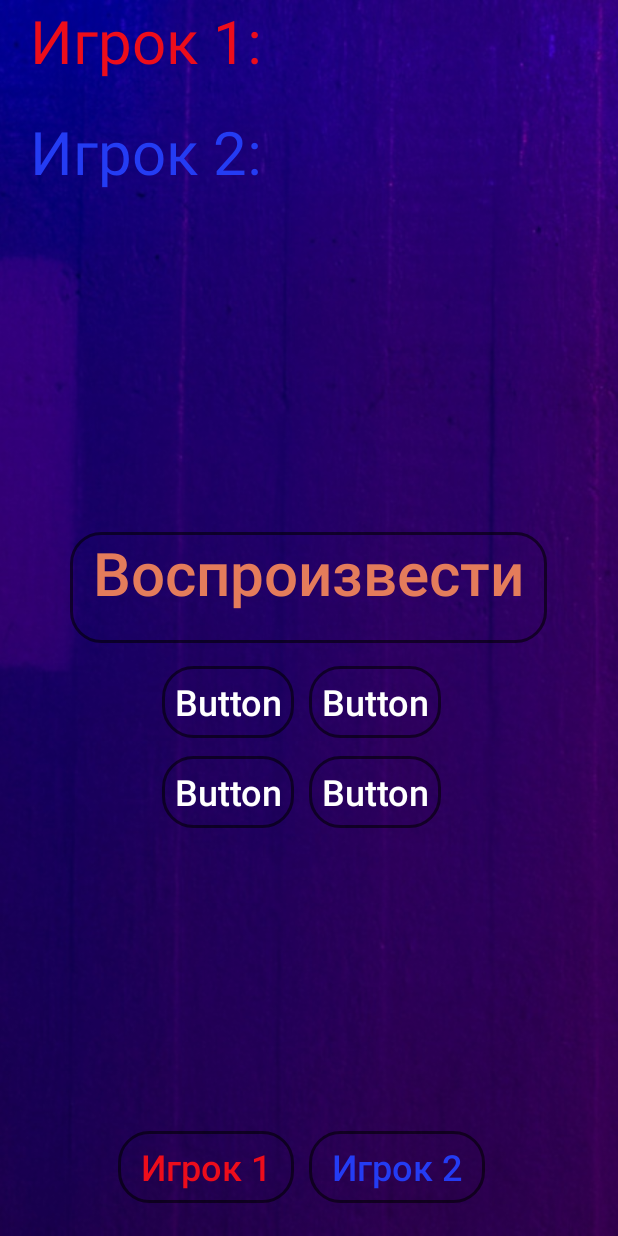
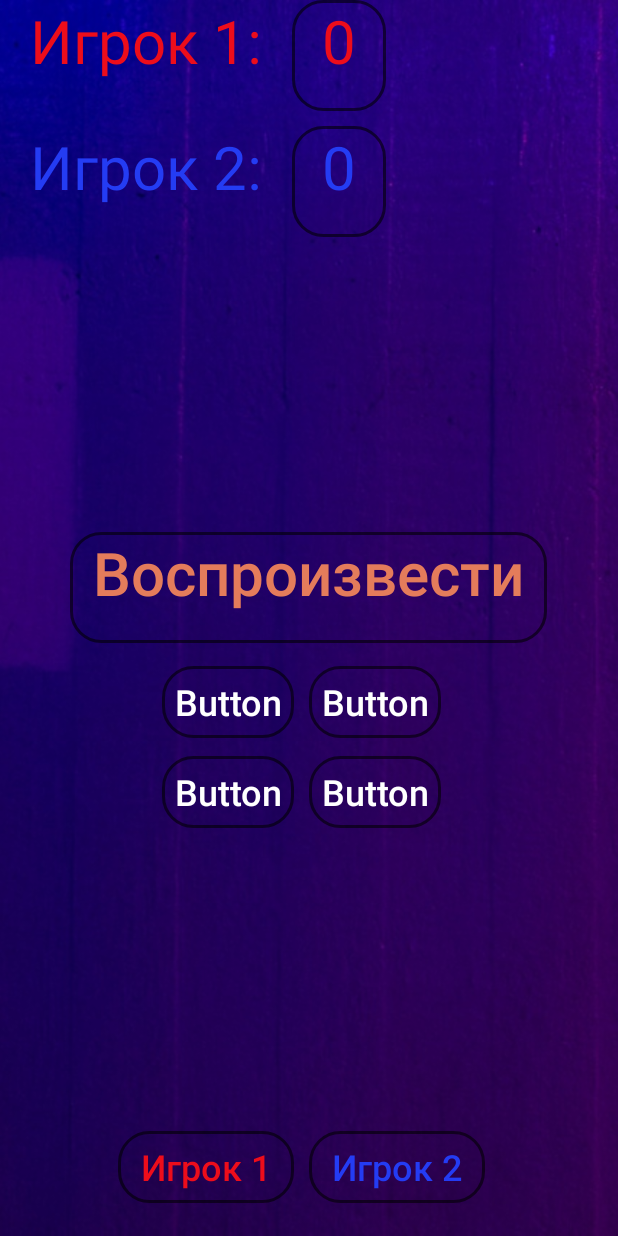
Before and after one commit to arinadro/-IT---Samsung-Arina, an Android app: the Game screen opened directly, with no data from a screen before it, on a phone screen of 412 x 824 dp. Run offline under Robolectric (Android 15) with nearby library versions, the phone set to English and light mode, and no system bars.

Commit message:
добавление отдельного TextView для счетчика правильных ответов удаление кнопки и экрана настроек попытка реализации счетчика со сразу установленным количеством начисления баллов попытка реализации отключения других кнопок при выборе одного ответа

```diff
--- a/app/src/main/java/com/example/guessthemelody/Level1.java
+++ b/app/src/main/java/com/example/guessthemelody/Level1.java
@@ -4,7 +4,6 @@ import androidx.appcompat.app.AppCompatActivity;
 
 import android.media.MediaPlayer;
 import android.os.Bundle;
-import android.util.Log;
 import android.view.View;
 import android.view.Window;
 import android.view.WindowManager;
@@ -18,8 +17,6 @@ public class Level1 extends AppCompatActivity {
 
     TextView textView1;
     TextView textView2;
-    TextView score1;
-    TextView score2;
     Button play;
     Button button1;
     Button button2;
@@ -31,13 +28,14 @@ public class Level1 extends AppCompatActivity {
     String playerAnswe; //кто отвечает
     String playerAnswer; // ответ
     String correctAnswer; // правильный ответ
+    public int count = 0;
 
     ArrayList<Button> buttonsArr = new ArrayList<>();
 
     @Override
     protected void onCreate(Bundle savedInstanceState) {
         super.onCreate(savedInstanceState);
-        setContentView(R.layout.level1);
+        setContentView(R.layout.universal);
         //Разворот экрана на всю
         Window w = getWindow();
         w.setFlags(WindowManager.LayoutParams.FLAG_LAYOUT_NO_LIMITS, WindowManager.LayoutParams.FLAG_LAYOUT_NO_LIMITS);
--- a/app/src/main/java/com/example/guessthemelody/Melody.java
+++ b/app/src/main/java/com/example/guessthemelody/Melody.java
@@ -12,26 +12,32 @@ public class Melody {
     }
 
     public String getName() {
+
         return name;
     }
 
     public void setName(String name) {
+
         this.name = name;
     }
 
     public int getAnswe() {
+
         return answe;
     }
 
     public void setAnswe(int answe) {
+
         this.answe = answe;
     }
 
     public int getLevel() {
+
         return level;
     }
 
     public void setLevel(int level) {
+
         this.level = level;
     }
 }
--- a/app/src/main/res/layout/universal.xml
+++ b/app/src/main/res/layout/universal.xml
@@ -19,7 +19,11 @@
         android:layout_height="wrap_content"
         android:orientation="vertical"
         android:paddingBottom="10dp">
-
+        <LinearLayout
+            android:layout_width="match_parent"
+            android:layout_height="wrap_content"
+            android:orientation="horizontal"
+            android:paddingBottom="10dp">
             <TextView
                 android:id="@+id/textView1"
                 android:layout_width="wrap_content"
@@ -33,6 +37,27 @@
                 android:textColor="@color/red"
                 android:paddingBottom="20dp"/>
             <TextView
+                android:id="@+id/score1"
+                android:layout_width="wrap_content"
+                android:layout_height="wrap_content"
+                android:textSize="40dp"
+                android:gravity="start"
+                android:paddingLeft="20dp"
+                android:paddingRight="20dp"
+                android:text="@string/score1"
+                android:textAllCaps="false"
+                android:background="@drawable/style_btn_stroke_black95"
+                android:textColor="@color/red"
+                android:paddingBottom="20dp"/>
+
+        </LinearLayout>
+        <LinearLayout
+            android:layout_width="match_parent"
+            android:layout_height="wrap_content"
+            android:orientation="horizontal"
+            android:paddingBottom="10dp">
+
+            <TextView
                 android:id="@+id/textView2"
                 android:layout_width="wrap_content"
                 android:layout_height="wrap_content"
@@ -44,6 +69,20 @@
                 android:textAllCaps="false"
                 android:textColor="@color/blue"
                 android:paddingBottom="20dp"/>
+            <TextView
+                android:id="@+id/score2"
+                android:layout_width="wrap_content"
+                android:layout_height="wrap_content"
+                android:textSize="40dp"
+                android:gravity="start"
+                android:paddingLeft="20dp"
+                android:paddingRight="20dp"
+                android:text="@string/score2"
+                android:textAllCaps="false"
+                android:background="@drawable/style_btn_stroke_black95"
+                android:textColor="@color/blue"
+                android:paddingBottom="20dp"/>
+        </LinearLayout>
 
     </LinearLayout>
 
@@ -57,7 +96,7 @@
         android:orientation="vertical"
         android:padding="10dp">
         <Button
-            android:id="@+id/textView3"
+            android:id="@+id/play"
             android:layout_width="wrap_content"
             android:layout_height="wrap_content"
             android:background="@drawable/button_stroke_black95_press_white"
```
Also changed, not shown: app/src/main/java/com/example/guessthemelody/Game.java (+28 -1 lines), app/src/main/java/com/example/guessthemelody/MainActivity.java (+3 -16 lines), app/src/main/res/layout/activity_main.xml (+0 -12 lines), app/src/main/res/layout/level1.xml (+4 -6 lines), app/src/main/res/layout/level2.xml (+41 -2 lines), app/src/main/res/values/strings.xml (+0 -16 lines). Lines whose indentation alone changed are shown as unchanged.
